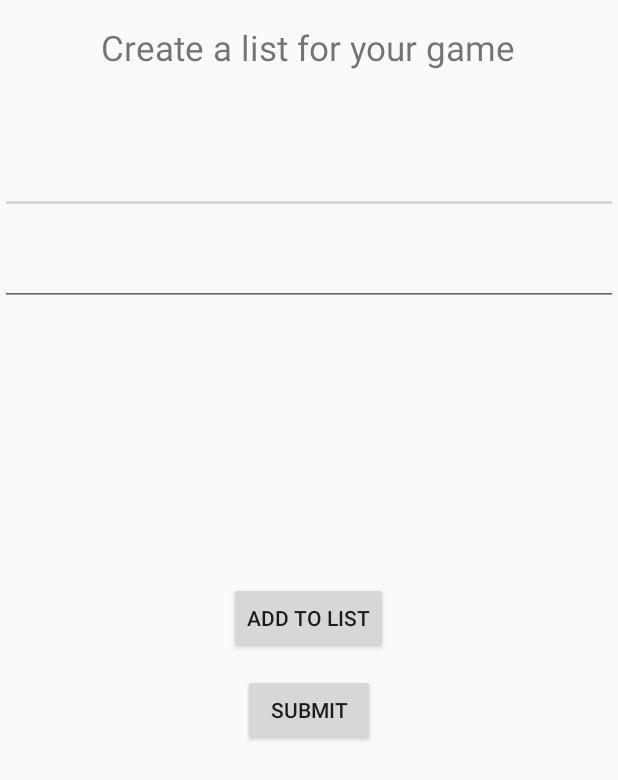
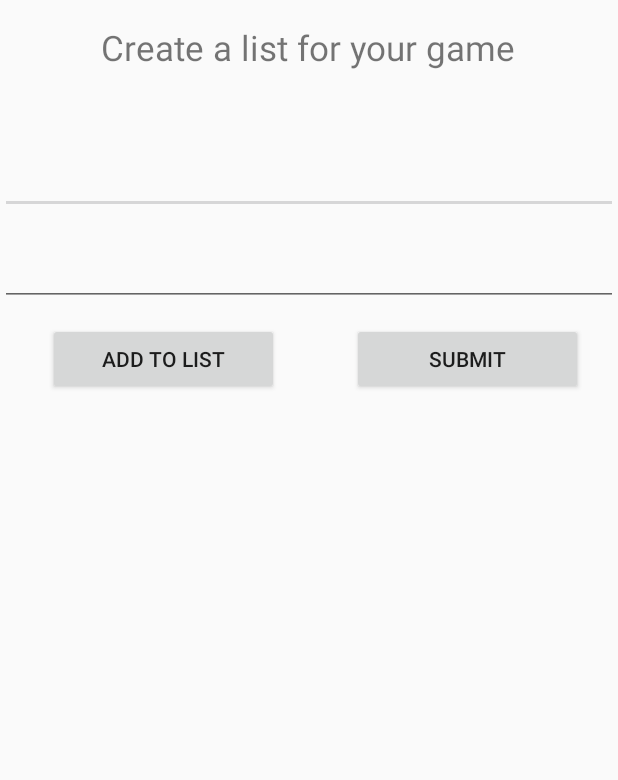
Before and after one commit to Nickotitta/LetsGetDrunk1.2, an Android app: the CreateAList screen opened directly, with no data from a screen before it, on a phone screen of 412 x 824 dp. Shown: the top 780 px of the screen. Run offline under Robolectric (Android 15) with nearby library versions, the phone set to English and light mode, and no system bars.

Commit message:
Created a function inside a CreaAList Activity

```diff
--- a/app/src/main/java/com/example/nick/letsgetdrunk12/CreateAList.java
+++ b/app/src/main/java/com/example/nick/letsgetdrunk12/CreateAList.java
@@ -2,13 +2,59 @@ package com.example.nick.letsgetdrunk12;
 
 import android.support.v7.app.AppCompatActivity;
 import android.os.Bundle;
+import android.util.Log;
+import android.view.View;
+import android.widget.AdapterView;
+import android.widget.ArrayAdapter;
 import android.widget.Button;
+import android.widget.EditText;
+import android.widget.ListView;
+import android.widget.Toast;
+
+import java.util.ArrayList;
 
 public class CreateAList extends AppCompatActivity {
+
+    EditText editText;
+    Button addButton;
+    ListView listView;
+    ArrayList<String> listItems;
+    ArrayAdapter<String> adapter;
 
     @Override
     protected void onCreate(Bundle savedInstanceState) {
         super.onCreate(savedInstanceState);
         setContentView(R.layout.activity_create_alist);
+        editText = (EditText) findViewById(R.id.editTitle);
+        addButton = (Button) findViewById(R.id.addBtn);
+        listView = (ListView)findViewById(R.id.listVIew);
+
+        listItems = new ArrayList<String>();
+        adapter = new ArrayAdapter<String>(this, android.R.layout.simple_list_item_1, listItems);
+        listView.setAdapter(adapter);
+        addButton.setOnClickListener(new View.OnClickListener() {
+            @Override
+            public void onClick(View v) {
+                if(editText.length() == 0 ){
+                    addButton.setEnabled(false);
+                    addButton.setEnabled(true);
+                    Toast.makeText(CreateAList.this, "You didn´t write anything!", Toast.LENGTH_LONG).show();
+
+
+                }else {
+                    addButton.setEnabled(true);
+                    listItems.add(editText.getText().toString());
+                    adapter.notifyDataSetChanged();
+                }
+            }
+        });
+        listView.setOnItemClickListener(new AdapterView.OnItemClickListener() {
+            @Override
+            public void onItemClick(AdapterView<?> a, View v, int position,
+                                    long id) {
+                Toast.makeText(CreateAList.this, "Clicked", Toast.LENGTH_LONG)
+                        .show();
+            }
+        });
     }
 }
--- a/app/src/main/res/layout/activity_create_alist.xml
+++ b/app/src/main/res/layout/activity_create_alist.xml
@@ -41,22 +41,30 @@
         android:inputType="textPersonName" />
 
     <Button
-        android:id="@+id/button"
-        android:layout_width="wrap_content"
+        android:id="@+id/addBtn"
+        android:layout_width="154dp"
         android:layout_height="wrap_content"
-        android:layout_centerHorizontal="true"
-        android:layout_centerVertical="true"
+        android:layout_alignParentStart="true"
+        android:layout_alignParentTop="true"
+        android:layout_marginStart="32dp"
+        android:layout_marginTop="215dp"
         android:text="Add to list" />
 
     <Button
-        android:id="@+id/button2"
-        android:layout_width="wrap_content"
+        android:id="@+id/submitBtn"
+        android:layout_width="154dp"
         android:layout_height="wrap_content"
-        android:layout_below="@+id/button"
-        android:layout_centerHorizontal="true"
-        android:layout_marginTop="13dp"
-        android:text="Submit"
-          />
+        android:layout_alignParentEnd="true"
+        android:layout_alignTop="@+id/addBtn"
+        android:layout_marginEnd="23dp"
+        android:text="Submit" />
+
+    <ListView
+        android:id="@+id/listVIew"
+        android:layout_width="match_parent"
+        android:layout_height="match_parent"
+        android:layout_below="@+id/submitBtn">
+    </ListView>
 
 
 </RelativeLayout>
```
Also changed, not shown: app/src/main/java/com/example/nick/letsgetdrunk12/NeverTheGame.java (+38 -7 lines).
